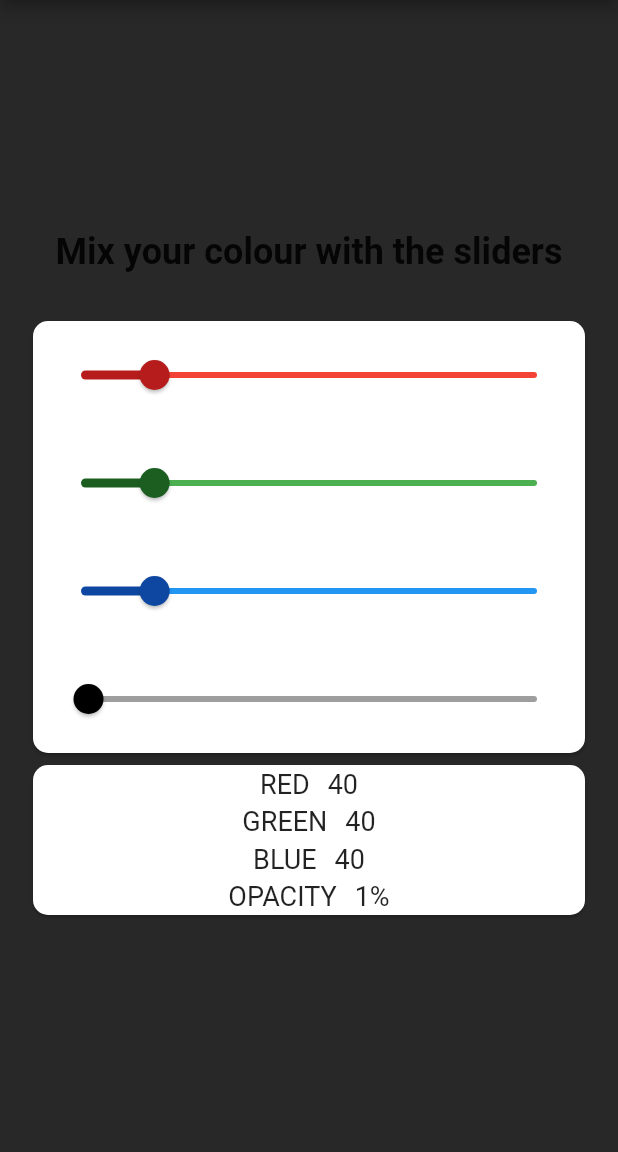
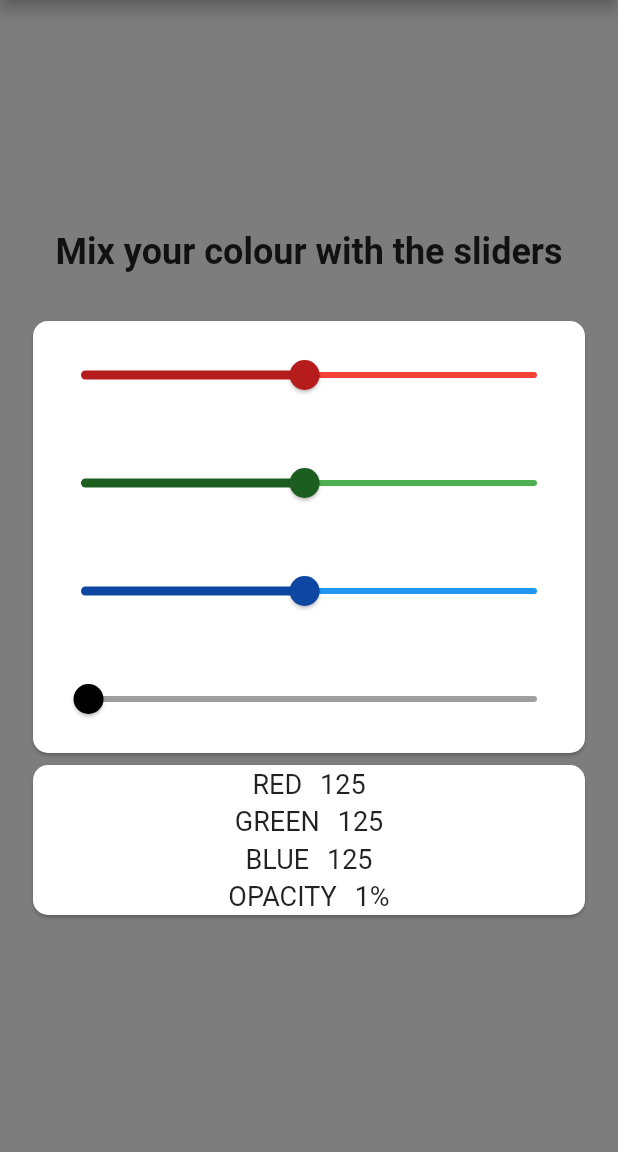
Before and after one commit to Tezza27/colour_mixer, a Flutter app: the screen it shows after launch, on a phone screen of 412 x 824 dp, the part 84-1236 px from its top. Run offline on Flutter 3.47's test engine with Material 2 defaults, Android fonts, the phone set to English and light mode, and no system bars.

Commit message:
First attempt at state management using Provider.

```diff
--- a/lib/main.dart
+++ b/lib/main.dart
@@ -1,7 +1,10 @@
+import 'package:colour_mixer/provider/colour.dart';
 import 'package:flutter/material.dart';
+import 'package:provider/provider.dart';
 
 void main() {
-  runApp(MyApp());
+  runApp(ChangeNotifierProvider<Colour>(
+      create: (context) => Colour(), child: MyApp()));
 }
 
 class MyApp extends StatelessWidget {
@@ -29,31 +32,24 @@ class MyHomePage extends StatefulWidget {
 }
 
 class _MyHomePageState extends State<MyHomePage> {
-  int redValue = 40;
-  int greenValue = 40;
-  int blueValue = 40;
-  double opacityValue = 1.0;
-
-  Color getColour(
-      {int redValue, int greenValue, int blueValue, double opacityValue}) {
-    return Color.fromRGBO(redValue, greenValue, blueValue, opacityValue);
-  }
-
   @override
   Widget build(BuildContext context) {
-    Color backColour = getColour(
-        redValue: redValue,
-        greenValue: greenValue,
-        blueValue: blueValue,
-        opacityValue: opacityValue);
+    final colour = Provider.of<Colour>(context);
+    int redValue = colour.redValue;
+    int greenValue = colour.greenValue;
+    int blueValue = colour.blueValue;
+    double opacityValue = colour.opacityValue;
+    Color backgroundColour =
+        Color.fromRGBO(redValue, greenValue, blueValue, opacityValue);
     return Scaffold(
       appBar: AppBar(
         title: Text(widget.title),
       ),
       body: Container(
-        color: backColour,
+        color: backgroundColour,
         child: Center(
-          child: Column(
+          child: Consumer<Colour>(
+            builder: (context, colour, child) => Column(
               mainAxisAlignment: MainAxisAlignment.center,
               children: <Widget>[
                 Padding(
@@ -78,18 +74,19 @@ class _MyHomePageState extends State<MyHomePage> {
                             min: 0.0,
                             max: 255.0,
                             divisions: 255,
-                          value: redValue.toDouble(),
+                            value: colour.redValue.toDouble(),
                             activeColor: Colors.red[900],
                             inactiveColor: Colors.red[500],
                             onChanged: (newValueRed) {
-                            setState(() {
-                              redValue = newValueRed.toInt();
-                              backColour = getColour(
-                                  redValue: redValue,
-                                  greenValue: greenValue,
-                                  blueValue: blueValue,
-                                  opacityValue: opacityValue);
-                            });
+                              colour.newRedValue = newValueRed.toInt();
+                              // setState(() {
+                              //   redValue = newValueRed.toInt();
+                              //   backColour = getColour(
+                              //       redValue: redValue,
+                              //       greenValue: greenValue,
+                              //       blueValue: blueValue,
+                              //       opacityValue: opacityValue);
+                              // });
                             },
                           ),
                         ),
@@ -100,18 +97,19 @@ class _MyHomePageState extends State<MyHomePage> {
                             min: 0.0,
                             max: 255.0,
                             divisions: 255,
-                          value: greenValue.toDouble(),
+                            value: colour.greenValue.toDouble(),
                             activeColor: Colors.green[900],
                             inactiveColor: Colors.green[500],
                             onChanged: (newValueGreen) {
-                            setState(() {
-                              greenValue = newValueGreen.toInt();
-                              backColour = getColour(
-                                  redValue: redValue,
-                                  greenValue: greenValue,
-                                  blueValue: blueValue,
-                                  opacityValue: opacityValue);
-                            });
+                              colour.newGreenValue = newValueGreen.toInt();
+                              // setState(() {
+                              //   greenValue = newValueGreen.toInt();
+                              //   backColour = getColour(
+                              //       redValue: redValue,
+                              //       greenValue: greenValue,
+                              //       blueValue: blueValue,
+                              //       opacityValue: opacityValue);
+                              // });
                             },
                           ),
                         ),
@@ -122,18 +120,19 @@ class _MyHomePageState extends State<MyHomePage> {
                             min: 0.0,
                             max: 255.0,
                             divisions: 255,
-                          value: blueValue.toDouble(),
+                            value: colour.blueValue.toDouble(),
                             activeColor: Colors.blue[900],
                             inactiveColor: Colors.blue[500],
                             onChanged: (newValueBlue) {
-                            setState(() {
-                              blueValue = newValueBlue.toInt();
-                              backColour = getColour(
-                                  redValue: redValue,
-                                  greenValue: greenValue,
-                                  blueValue: blueValue,
-                                  opacityValue: opacityValue);
-                            });
+                              colour.newBlueValue = newValueBlue.toInt();
+                              // setState(() {
+                              //   blueValue = newValueBlue.toInt();
+                              //   backColour = getColour(
+                              //       redValue: redValue,
+                              //       greenValue: greenValue,
+                              //       blueValue: blueValue,
+                              //       opacityValue: opacityValue);
+                              // });
                             },
                           ),
                         ),
@@ -144,18 +143,19 @@ class _MyHomePageState extends State<MyHomePage> {
                             min: 0.0,
                             max: 100.0,
                             divisions: 100,
-                          value: opacityValue,
+                            value: colour.opacityValue,
                             activeColor: Colors.black,
                             inactiveColor: Colors.grey[500],
                             onChanged: (newValueOpacity) {
-                            setState(() {
-                              opacityValue = newValueOpacity;
-                              backColour = getColour(
-                                  redValue: redValue,
-                                  greenValue: greenValue,
-                                  blueValue: blueValue,
-                                  opacityValue: opacityValue);
-                            });
+                              colour.newOpacityValue = newValueOpacity;
+                              // setState(() {
+                              //   opacityValue = newValueOpacity;
+                              //   backColour = getColour(
+                              //       redValue: redValue,
+                              //       greenValue: greenValue,
+                              //       blueValue: blueValue,
+                              //       opacityValue: opacityValue);
+                              // });
                             },
                           ),
                         ),
@@ -259,6 +259,7 @@ class _MyHomePageState extends State<MyHomePage> {
             ),
           ),
         ),
+      ),
     );
   }
 }
--- /dev/null
+++ b/lib/provider/colour.dart
@@ -0,0 +1,44 @@
+import 'package:flutter/foundation.dart';
+import 'package:flutter/material.dart';
+
+// enum colourElements {
+//   redValue,
+//   greenValue,
+//   blueValue,
+//   opacityValue,
+// }
+
+class Colour with ChangeNotifier {
+  int _redValue = 125;
+  int _greenValue = 125;
+  int _blueValue = 125;
+  double _opacityValue = 1.0;
+
+  int get redValue => _redValue;
+
+  int get greenValue => _greenValue;
+
+  int get blueValue => _blueValue;
+
+  double get opacityValue => _opacityValue;
+
+  set newRedValue(int newRed) {
+    _redValue = newRed;
+    notifyListeners();
+  }
+
+  set newGreenValue(int newGreen) {
+    _greenValue = newGreen;
+    notifyListeners();
+  }
+
+  set newBlueValue(int newBlue) {
+    _blueValue = newBlue;
+    notifyListeners();
+  }
+
+  set newOpacityValue(double newOpacity) {
+    _opacityValue = newOpacity;
+    notifyListeners();
+  }
+}
--- a/lib/provider/slider.dart
+++ /dev/null
@@ -1 +0,0 @@
-class Slider {}
```
Also changed, not shown: pubspec.yaml (+1 -9 lines), pubspec.lock. Lines whose indentation alone changed are shown as unchanged.
